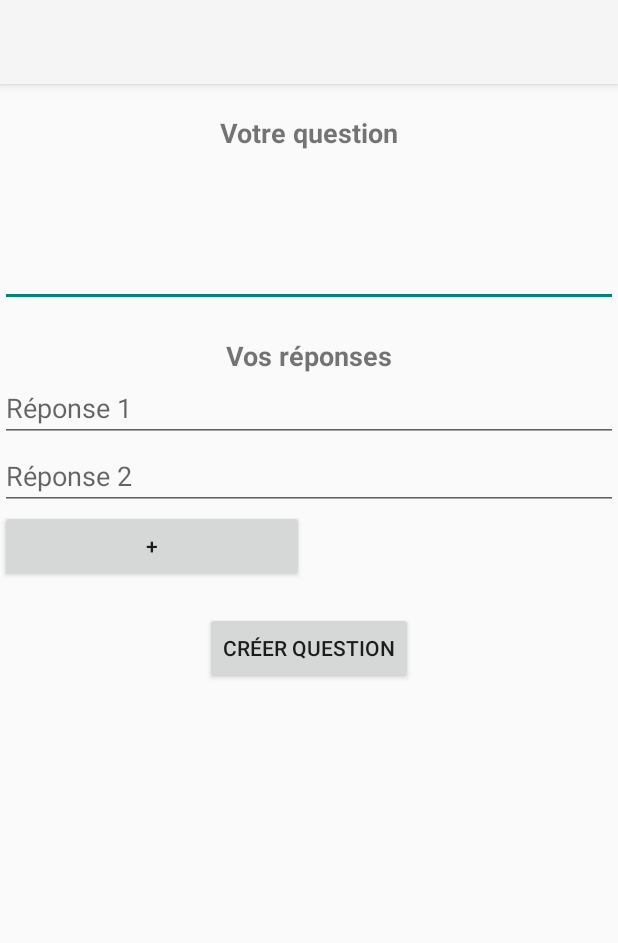
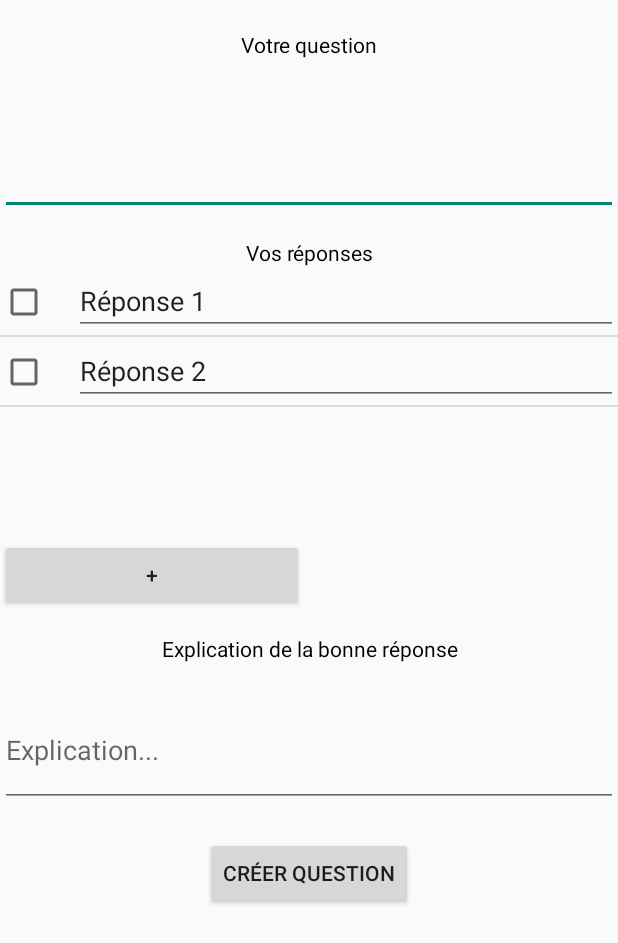
Before and after one commit to paretl/Top-Quizz, an Android app: the CreateQuestion screen opened directly, with no data from a screen before it, on a phone screen of 412 x 824 dp. Shown: the top 943 px of the screen. Run offline under Robolectric (Android 15) with nearby library versions, the phone set to English and light mode, and no system bars.

Commit message:
[LPT][sw_Question] Add form to create Question with all tests

```diff
--- a/app/build.gradle
+++ b/app/build.gradle
@@ -29,4 +29,5 @@ dependencies {
     compile files('src/main/res/libs/libs/additionnal.jar')
     compile files('src/main/res/libs/libs/mail.jar')
     compile 'com.google.android.gms:play-services-ads:10.0.0'
+    compile 'com.android.support.constraint:constraint-layout:1.0.0-beta4'
 }
--- a/app/src/main/AndroidManifest.xml
+++ b/app/src/main/AndroidManifest.xml
@@ -20,7 +20,7 @@
         <activity android:name=".ResetPassword" />
         <activity android:name=".ResetPasswordConfirm" />
         <activity android:name=".Home"></activity>
-        <activity android:name=".CreateQuestion"></activity>
+        <activity android:name=".CreateQuestion" android:windowSoftInputMode="adjustPan"></activity>
     </application>
 
     <uses-permission android:name="android.permission.INTERNET" />
--- a/app/src/main/java/cpe/top/quizz/CreateQuestion.java
+++ b/app/src/main/java/cpe/top/quizz/CreateQuestion.java
@@ -1,22 +1,22 @@
 package cpe.top.quizz;
 
 import android.content.Context;
+import android.content.Intent;
 import android.os.Bundle;
-import android.support.v7.app.ActionBar;
 import android.support.v7.app.AppCompatActivity;
+import android.view.LayoutInflater;
 import android.view.View;
+import android.view.ViewGroup;
+import android.widget.BaseAdapter;
 import android.widget.Button;
+import android.widget.CheckBox;
 import android.widget.EditText;
 import android.widget.LinearLayout;
+import android.widget.ListView;
 import android.widget.TextView;
-import android.view.ViewGroup.LayoutParams;
 import android.widget.Toast;
 
-import java.util.HashMap;
-import java.util.Map;
-import java.util.Map.Entry;
-
-import cpe.top.quizz.asyncTask.AddUserTask;
+import java.util.ArrayList;
 
 /**
  * Created by lparet on 22/11/16.
@@ -24,78 +24,260 @@ import cpe.top.quizz.asyncTask.AddUserTask;
 
 public class CreateQuestion extends AppCompatActivity {
 
-    private LinearLayout mLayout;
     private int nbReponses = 2;
-
+    String rep1, rep2, rep3, rep4, explication, question;
+    private MyAdapter myAdapter;
+    public ArrayList myItems = new ArrayList();
+    public Boolean oneChecked = false;
 
     protected void onCreate(Bundle savedInstanceState) {
-
         super.onCreate(savedInstanceState);
         setContentView(R.layout.activity_create_question);
 
-        final TextView textView_reponse1 = (TextView) findViewById(R.id.response1);
-        final TextView textView_reponse2 = (TextView) findViewById(R.id.response2);
         final TextView questionLabel = (TextView) findViewById(R.id.questionLabel);
 
-        questionLabel.setSingleLine(false);
+        // Question not on a single line
+        questionLabel.setLines(3);
 
-        final Context context = textView_reponse1.getContext();
+        final ListView listView = (ListView) findViewById(R.id.listView);
+        listView.setItemsCanFocus(true);
+        myAdapter = new MyAdapter();
+        listView.setAdapter(myAdapter);
 
-        mLayout = (LinearLayout) findViewById(R.id.reponsesLayout);
-
-        String reponse1 = (textView_reponse1.getText()).toString();
-        String reponse2 = (textView_reponse2.getText()).toString();
-
-        Map<String, TextView> reponses = new HashMap<>();
-        reponses.put(reponse1, textView_reponse1);
-        reponses.put(reponse2, textView_reponse2);
-
+        // Button less is invicible by default
         final Button responseLessButton = (Button) findViewById(R.id.responseLessButton);
         responseLessButton.setVisibility(View.INVISIBLE);
 
+        // Button to add a response
         final Button responseMoreButton = (Button) findViewById(R.id.responseMoreButton);
         responseMoreButton.setOnClickListener(new View.OnClickListener() {
             @Override
             public void onClick(View v) {
-                if (nbReponses==3) {
+                if (nbReponses == 3) {
                     responseMoreButton.setVisibility(View.INVISIBLE);
                 }
                 nbReponses++;
+                System.out.println("View added with ID : " + nbReponses);
                 responseLessButton.setVisibility(View.VISIBLE);
-                mLayout.addView(createEditText(nbReponses, context));
+                ListItem listItem = new ListItem();
+                listItem.caption = "Réponse " + nbReponses;
+                listItem.checked = false;
+                myItems.add(listItem);
+                myAdapter.notifyDataSetChanged();
+                listView.setAdapter(myAdapter);
             }
         });
 
+        // Button to valid question
         final Button validQuestion = (Button) findViewById(R.id.validQuestion);
         validQuestion.setOnClickListener(new View.OnClickListener() {
             @Override
             public void onClick(View v) {
-
+                if (isValid(myAdapter)) {
+                    Intent intent = new Intent(CreateQuestion.this, MainActivity.class);
+                    startActivity(intent);
+                }
+                System.out.println("Form not valid");
             }
         });
 
-
-
+        //Button to delete the last response
         responseLessButton.setOnClickListener(new View.OnClickListener() {
             @Override
             public void onClick(View v) {
-                if (nbReponses==3) {
+                if (nbReponses == 3) {
                     responseLessButton.setVisibility(View.INVISIBLE);
                 }
-                mLayout.removeViewAt(nbReponses-1);
+                System.out.println("View deleted with ID : " + nbReponses);
+                nbReponses--;
+                if(myAdapter.isCheckedContent(nbReponses)) {
+                    oneChecked = false;
+                }
+                myAdapter.notifyDataSetChanged();
+                listView.setAdapter(myAdapter);
+                myItems.remove(nbReponses);
                 responseMoreButton.setVisibility(View.VISIBLE);
-                nbReponses--;
             }
         });
     }
 
-    private TextView createEditText(int nbReponses, Context context) {
-        final LayoutParams lparams = new LayoutParams(LayoutParams.MATCH_PARENT, LayoutParams.WRAP_CONTENT);
-        final EditText editText = new EditText(context);
-        editText.setHint("Réponse " + nbReponses);
-        editText.setId(nbReponses);
-        editText.setSingleLine(true);
-        editText.setLayoutParams(lparams);
-        return editText;
+    class ViewHolder {
+        CheckBox checkBox;
+        EditText caption;
+    }
+
+    class ListItem {
+        Boolean checked;
+        String caption;
+    }
+
+
+    public class MyAdapter extends BaseAdapter {
+        private LayoutInflater mInflater;
+
+        public MyAdapter() {
+            mInflater = (LayoutInflater) getSystemService(Context.LAYOUT_INFLATER_SERVICE);
+            for (int i = 1; i < 3; i++) {
+                ListItem listItem = new ListItem();
+                listItem.caption = "Réponse " + i;
+                listItem.checked = false;
+                myItems.add(listItem);
+            }
+            notifyDataSetChanged();
+        }
+
+        public int getCount() {
+            return myItems.size();
+        }
+
+        public String getTextContent(int position) {
+            final LinearLayout en = (LinearLayout) myAdapter.getView(position,null, null);
+            final EditText ed = (EditText) en.getChildAt(1);
+            String rep = (ed.getText()).toString();
+            return rep;
+        }
+
+        public Boolean isCheckedContent(int position) {
+            final LinearLayout en = (LinearLayout) myAdapter.getView(position,null, null);
+            final CheckBox ed = (CheckBox) en.getChildAt(0);
+            Boolean checked = ed.isChecked();
+            return checked;
+        }
+
+        public Object getItem(int position) {
+            return getView(position, null, null);
+        }
+
+        public long getItemId(int position) {
+            return getView(position, null, null).getId();
+        }
+
+        public View getView(int position, View convertView, ViewGroup parent) {
+            final ViewHolder holder;
+            if (convertView == null) {
+                holder = new ViewHolder();
+                convertView = mInflater.inflate(R.layout.activity_list, null);
+                holder.caption = (EditText) convertView.findViewById(R.id.editText);
+                holder.checkBox = (CheckBox) convertView.findViewById(R.id.checkBox);
+                convertView.setTag(holder);
+            } else {
+                holder = (ViewHolder) convertView.getTag();
+            }
+            //Fill EditText with the value you have in data source
+            holder.caption.setText(((ListItem) myItems.get(position)).caption);
+            holder.caption.setId(position);
+
+            holder.checkBox.setChecked(((ListItem) myItems.get(position)).checked);
+            holder.checkBox.setId(position);
+
+            //we need to update adapter once we finish with editing
+            holder.caption.setOnFocusChangeListener(new View.OnFocusChangeListener() {
+                public void onFocusChange(View v, boolean hasFocus) {
+                    if (!hasFocus) {
+                        final int position = v.getId();
+                        final EditText Caption = (EditText) v;
+                        ((ListItem)myItems.get(position)).caption = Caption.getText().toString();
+                    }
+                }
+            });
+            //we need to update adapter once we finish with editing
+            holder.checkBox.setOnClickListener(new View.OnClickListener() {
+                @Override
+                public void onClick(View v) {
+                    final int position = v.getId();
+                    final CheckBox Caption = (CheckBox) v;
+                    System.out.println(oneChecked);
+                    if(oneChecked && Caption.isChecked()) {
+                        ((ListItem)myItems.get(position)).checked = false;
+                        notifyDataSetChanged();
+                        Toast.makeText(CreateQuestion.this, "Vous ne pouvez cocher qu'une seule réponse", Toast.LENGTH_LONG).show();
+                        return;
+                    }
+                    if(Caption.isChecked()) {
+                        ((ListItem) myItems.get(position)).checked = Caption.isChecked();
+                        oneChecked = true;
+                    } else {
+                        ((ListItem) myItems.get(position)).checked = false;
+                        oneChecked = false;
+                    }
+                }
+            });
+            return convertView;
+        }
+    }
+
+    private Boolean isValid(MyAdapter myAdapter) {
+        final TextView questionLabel = (TextView) findViewById(R.id.questionLabel);
+        final TextView explicationLabel = (TextView) findViewById(R.id.explicationLabel);
+
+        // Test question
+        question = (questionLabel.getText()).toString();
+        if ("".equals(question)) {
+            Toast.makeText(CreateQuestion.this, "Veuillez rentrer une question", Toast.LENGTH_LONG).show();
+            return false;
+        }
+
+        // Test explication
+        explication = (explicationLabel.getText()).toString();
+        if ("".equals(explication)) {
+            Toast.makeText(CreateQuestion.this, "Veuillez rentrer une explication", Toast.LENGTH_LONG).show();
+            return false;
+        }
+
+        // Rep 1
+        rep1 = myAdapter.getTextContent(0);
+        System.out.println("Réponse 1 : " + rep1);
+        if ("".equals(rep1)) {
+            Toast.makeText(CreateQuestion.this, "Réponse 1 non renseignée", Toast.LENGTH_LONG).show();
+            return false;
+        }
+
+        // Rep 2
+        rep2 = myAdapter.getTextContent(1);
+        System.out.println("Réponse 2 : " + rep2);
+
+        if ("".equals(rep2)) {
+            Toast.makeText(CreateQuestion.this, "Réponse 2 non renseignée", Toast.LENGTH_LONG).show();
+            return false;
+        }
+
+        // Rep 3 and checked
+        Boolean checkBox3 = false;
+        if (nbReponses >= 3) {
+            checkBox3 = myAdapter.isCheckedContent(2);
+            System.out.println("Checkbox 3 : " + checkBox3);
+            rep3 = myAdapter.getTextContent(2);
+            System.out.println("Réponse 3 : " + rep3);
+            if ("".equals(rep3)) {
+                Toast.makeText(CreateQuestion.this, "Réponse 3 non renseignée", Toast.LENGTH_LONG).show();
+                return false;
+            }
+        }
+
+        // Rep 4 and checked
+        Boolean checkBox4 = false;
+        if (nbReponses == 4) {
+            checkBox4 = myAdapter.isCheckedContent(3);
+            System.out.println("Checkbox 4 : " + checkBox4);
+            rep4 = myAdapter.getTextContent(3);
+            System.out.println("Réponse 4 : " + rep4);
+            if ("".equals(rep4)) {
+                Toast.makeText(CreateQuestion.this, "Réponse 4 non renseignée", Toast.LENGTH_LONG).show();
+                return false;
+            }
+        }
+
+        // checked
+        Boolean checkBox1 = myAdapter.isCheckedContent(0);
+        System.out.println("Checkbox 1 : " + checkBox1);
+
+        Boolean checkBox2 = myAdapter.isCheckedContent(1);
+        System.out.println("Checkbox 2 : " + checkBox2);
+
+        if (!(checkBox1 || checkBox2 || checkBox3 || checkBox4)) {
+            Toast.makeText(CreateQuestion.this, "Vous n'avez pas renseigné de bonne réponse", Toast.LENGTH_LONG).show();
+            return false;
+        }
+        return true;
     }
 }
--- a/app/src/main/res/layout/activity_create_question.xml
+++ b/app/src/main/res/layout/activity_create_question.xml
@@ -7,15 +7,11 @@
     android:layout_height="match_parent"
     tools:context="cpe.top.quizz.Home">
 
-    <android.support.v7.widget.Toolbar
-        android:id="@+id/my_toolbar"
+    <ScrollView
         android:layout_width="match_parent"
-        android:layout_height="?attr/actionBarSize"
-        android:background="?attr/colorPrimary"
-        android:theme="@style/ThemeOverlay.AppCompat.ActionBar"
-        app:popupTheme="@style/ThemeOverlay.AppCompat.Light"
+        android:layout_height="match_parent">
 
-        android:elevation="4dp" />
+    </ScrollView>
 
     <LinearLayout
         android:orientation="vertical"
@@ -32,9 +28,9 @@
             android:layout_height="wrap_content"
             android:id="@+id/textView4"
             android:textAlignment="center"
-            android:textStyle="normal|bold"
-            android:textSize="18sp"
-            android:layout_marginTop="20dp" />
+            android:textSize="14sp"
+            android:layout_marginTop="20dp"
+            android:textColor="@android:color/background_dark" />
 
         <EditText
             android:layout_width="match_parent"
@@ -50,9 +46,9 @@
             android:layout_height="wrap_content"
             android:id="@+id/textView5"
             android:textAlignment="center"
-            android:textStyle="normal|bold"
-            android:textSize="18sp"
-            android:layout_marginTop="20dp" />
+            android:textSize="14sp"
+            android:layout_marginTop="15dp"
+            android:textColor="@android:color/background_dark" />
 
         <LinearLayout
             android:orientation="vertical"
@@ -60,21 +56,10 @@
             android:layout_height="match_parent"
             android:id="@+id/reponsesLayout">
 
-            <EditText
+            <ListView
                 android:layout_width="match_parent"
-                android:layout_height="wrap_content"
-                android:inputType="textPersonName"
-                android:ems="10"
-                android:id="@+id/response1"
-                android:hint="Réponse 1" />
-
-            <EditText
-                android:layout_width="match_parent"
-                android:layout_height="wrap_content"
-                android:inputType="textPersonName"
-                android:ems="10"
-                android:id="@+id/response2"
-                android:hint="Réponse 2" />
+                android:id="@+id/listView"
+                android:layout_height="181dp" />
 
         </LinearLayout>
 
@@ -101,6 +86,31 @@
 
         </LinearLayout>
 
+        <LinearLayout
+            android:orientation="vertical"
+            android:layout_width="match_parent"
+            android:layout_height="match_parent">
+
+            <TextView
+                android:text="Explication de la bonne réponse"
+                android:layout_width="match_parent"
+                android:layout_height="match_parent"
+                android:id="@+id/textView6"
+                android:textColor="@android:color/background_dark"
+                android:textAlignment="center"
+                android:layout_marginTop="15dp"
+                android:layout_weight="1.17" />
+
+            <EditText
+                android:layout_width="match_parent"
+                android:layout_height="76dp"
+                android:inputType="textPersonName"
+                android:ems="10"
+                android:id="@+id/explicationLabel"
+                android:hint="Explication..."
+                android:layout_marginTop="20dp" />
+        </LinearLayout>
+
         <FrameLayout
             android:layout_width="wrap_content"
             android:layout_height="match_parent"
--- /dev/null
+++ b/app/src/main/res/layout/activity_list.xml
@@ -0,0 +1,20 @@
+<?xml version="1.0" encoding="utf-8"?>
+<LinearLayout xmlns:android="http://schemas.android.com/apk/res/android"
+    android:layout_width="match_parent"
+    android:layout_height="match_parent"
+    android:weightSum="1"
+    android:id="@+id/layout">
+
+    <CheckBox
+        android:layout_width="49dp"
+        android:layout_height="42dp"
+        android:id="@+id/checkBox" />
+
+    <EditText
+        android:layout_width="match_parent"
+        android:layout_height="wrap_content"
+        android:inputType="textPersonName"
+        android:ems="10"
+        android:id="@+id/editText" />
+
+</LinearLayout>
```
